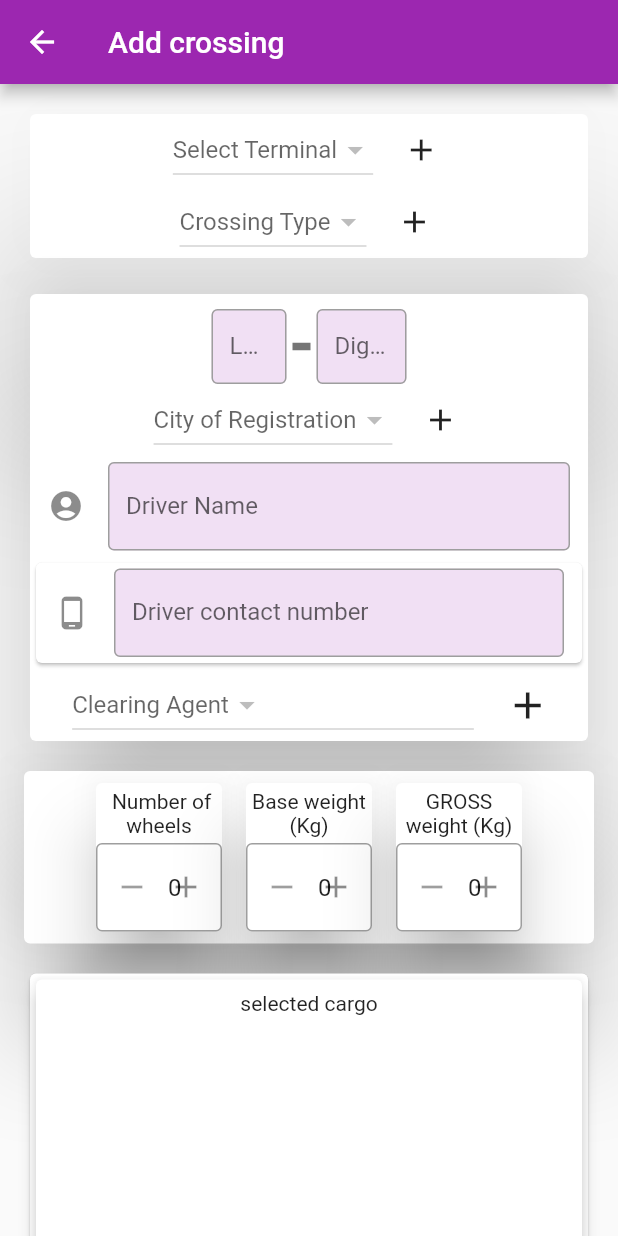
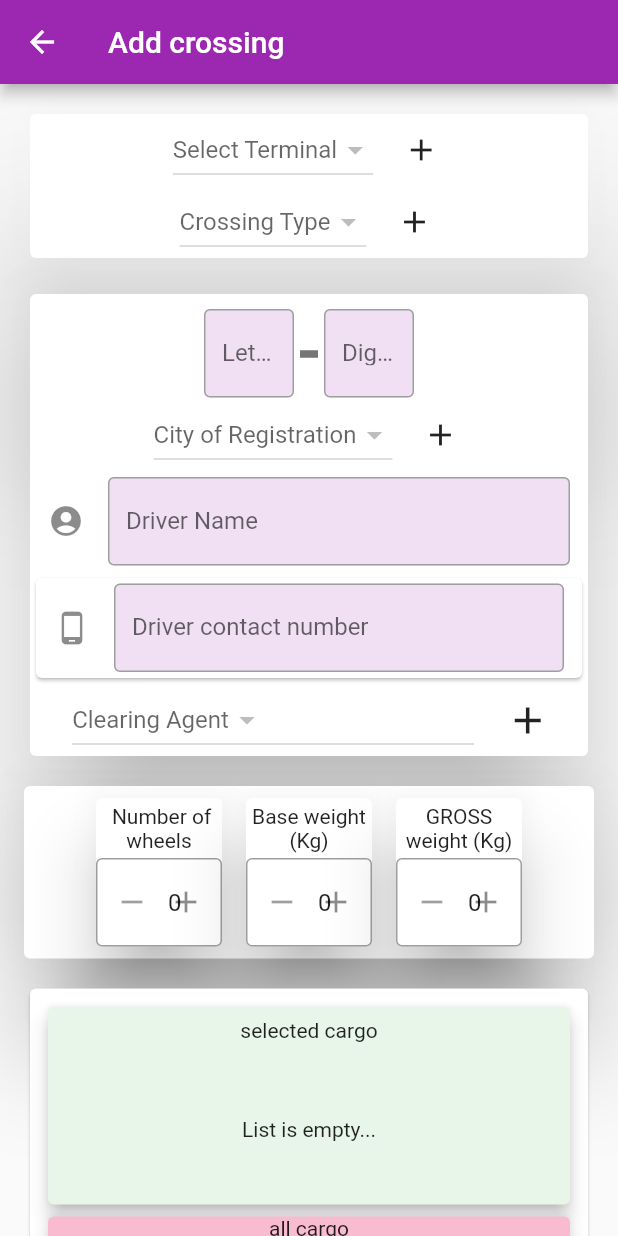
Before and after one commit to IHKodifier/Kishtum, a Flutter app: the AddCrossing screen opened directly, on a phone screen of 412 x 824 dp. Run offline on Flutter 3.47's test engine with Material 2 defaults, Android fonts, the phone set to English and light mode, and no system bars; drawn by our look-alikes of flutter_spinbox; our stand-ins replace cloud_firestore, firebase_auth, firebase_core, font_awesome_flutter; accounts and stored records are empty.

```diff
--- a/lib/add_crossing.dart
+++ b/lib/add_crossing.dart
@@ -384,17 +384,14 @@ class _AddCrossingState extends State<AddCrossing> {
     return Padding(
       padding: EdgeInsets.all(8),
       child: Container(
-        // height: 150,
-        child: GestureDetector(
-          onTap: () {
-            Navigator.of(context).push(MaterialPageRoute(
-              builder: (context) => CargoGrid(),
-            ));
-          },
+        height: MediaQuery.of(context).size.height*.70,
         child: Card(
+            child: Padding(
+              padding: const EdgeInsets.all(8.0),
               child: Column(
           children: [
               Card(
+                color: Colors.green[50],
                 elevation: 5,
                 child: Column(
                   children: [
@@ -402,6 +399,8 @@ class _AddCrossingState extends State<AddCrossing> {
                       padding: const EdgeInsets.all(8.0),
                       child: Text('selected cargo'),
                     ),
+                    selectedCargoList.length==0? Container(height: 100,
+                    child: Center(child:Text('List is empty...')),):
                     LimitedBox(
                       maxHeight: 200,
                       child: GridView.count(
@@ -417,14 +416,13 @@ class _AddCrossingState extends State<AddCrossing> {
                                   allcargoList.add(e);
                                 });
                               },
+                              child: Card(
+                                                            elevation: 5,
                                                             child: Stack(
                                   children: [
                                     Image.network(e.data()['photoUrl']),
-                                  ConstrainedBox(
-                                    constraints: BoxConstraints(
-                                      maxWidth: 80,
-                                    ),
-                                    child: Positioned(
+                                    Positioned(
+                                      bottom: 0,
                                       child: Container(
                                         padding: EdgeInsets.all(4),
                                         color: Colors.black.withOpacity(0.5),
@@ -439,8 +437,8 @@ class _AddCrossingState extends State<AddCrossing> {
                                         ),
                                       ),
                                     ),
+                                  ],
                                 ),
-                                ],
                               ),
                             ),
                           );
@@ -451,6 +449,8 @@ class _AddCrossingState extends State<AddCrossing> {
                 ),
               ),
               Card(
+                elevation: 5,
+                color: Colors.pink[100],
                 child: Column(
                   children: [
                     Text('all cargo'),
@@ -469,14 +469,15 @@ class _AddCrossingState extends State<AddCrossing> {
                                   selectedCargoList.add(e);
                                 });
                               },
+                              child: Card(
+                                // color: Colors.blueGrey.shade50,
+                                elevation: 5,
                                 child: Stack(
                                   children: [
                                     Image.network(e.data()['photoUrl']),
-                                  ConstrainedBox(
-                                    constraints: BoxConstraints(
-                                      maxWidth: 80,
-                                    ),
-                                    child: Positioned(
+                                    Positioned(
+                                      bottom: 0,
+
                                       child: Container(
                                         padding: EdgeInsets.all(4),
                                         color: Colors.black.withOpacity(0.5),
@@ -491,8 +492,8 @@ class _AddCrossingState extends State<AddCrossing> {
                                         ),
                                       ),
                                     ),
+                                  ],
                                 ),
-                                ],
                               ),
                             ),
                           );
@@ -503,8 +504,8 @@ class _AddCrossingState extends State<AddCrossing> {
                 ),
               ),
           ],
+        ),
             )),
-        ),
       ),
     );
   }
@@ -702,8 +703,8 @@ class _AddCrossingState extends State<AddCrossing> {
 
   regAlphaTextField() {
     return Container(
-        height: 50,
-        width: 50,
+        height: 60,
+        width: 60,
         padding: EdgeInsets.all(0),
         child: TextField(
           // keyboardType: TextInputType.,
@@ -718,7 +719,7 @@ class _AddCrossingState extends State<AddCrossing> {
   regnumericTextField() {
     return Container(
       width: 60,
-      height: 50,
+      height: 60,
       padding: EdgeInsets.all(0),
       child: TextField(
         keyboardType: TextInputType.number,
@@ -896,7 +897,9 @@ class _AddCrossingState extends State<AddCrossing> {
     }).then((value) {
       print('record added');
       for (var i = 0; i < selectedCargoList.length; i++) {
-        this.currentDocRef.collection('cargoItems').add({'itemName':selectedCargoList[i].data()['name'],});
+        this.currentDocRef.collection('cargoItems').add({
+          'itemName': selectedCargoList[i].data()['name'],
+        });
       }
 
       Navigator.of(context).pop();
```
Lines whose indentation alone changed are shown as unchanged.
